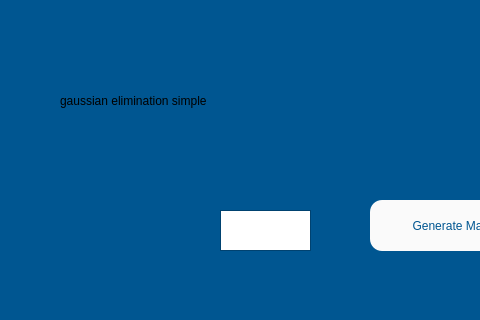
Old version of the form Designer/gauss_elim_simple_window.ui in the repository ManuelG28/Numerikiando; both pictures show x 0 to 480 and y 0 to 320 of the 900 by 700 pixel window.
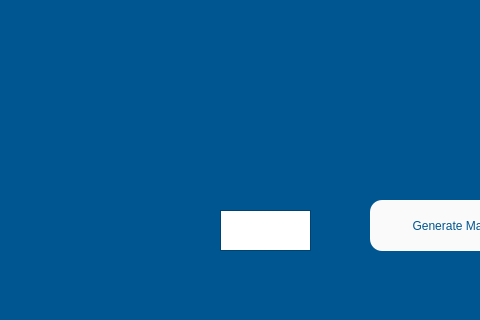
New version of the form. Icons and pictures are not drawn.

Diff of the .ui file:
```diff
--- a/Designer/gauss_elim_simple_window.ui
+++ b/Designer/gauss_elim_simple_window.ui
@@ -102,7 +102,7 @@
     <string notr="true">isbdviaebhfvildfvke</string>
    </property>
    <property name="text">
-    <string>gaussian elimination simple</string>
+    <string/>
    </property>
   </widget>
   <widget class="QLabel" name="label_5">
```
Left out of the diff: 2 changed lines with no effect on the pictures.
